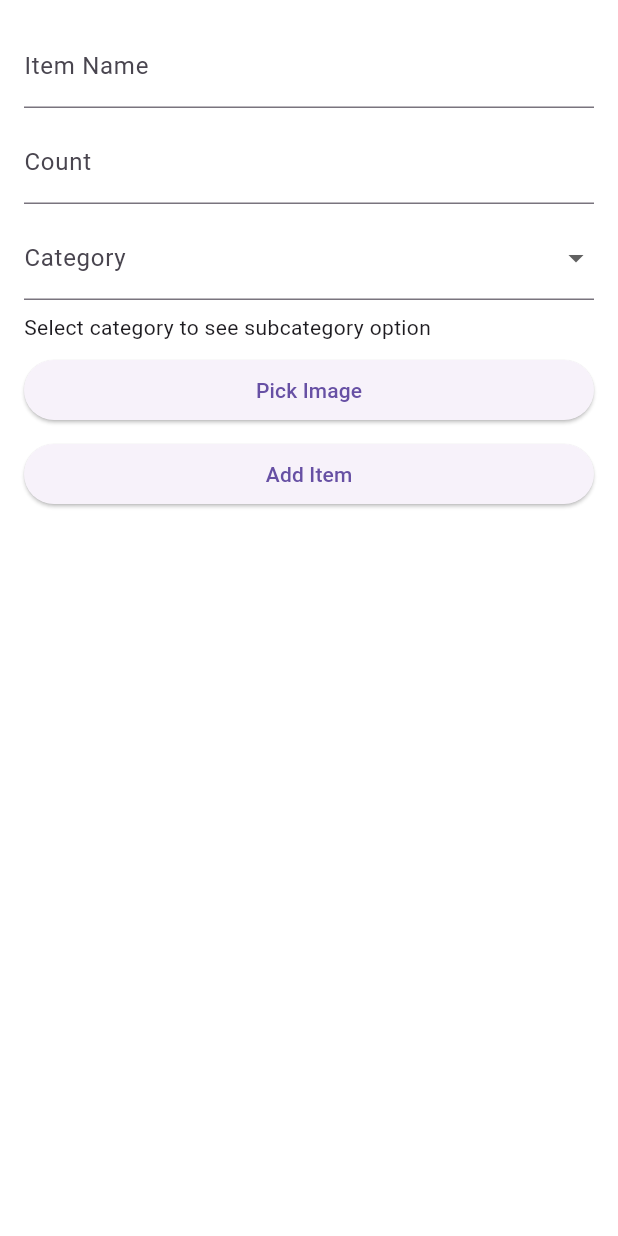
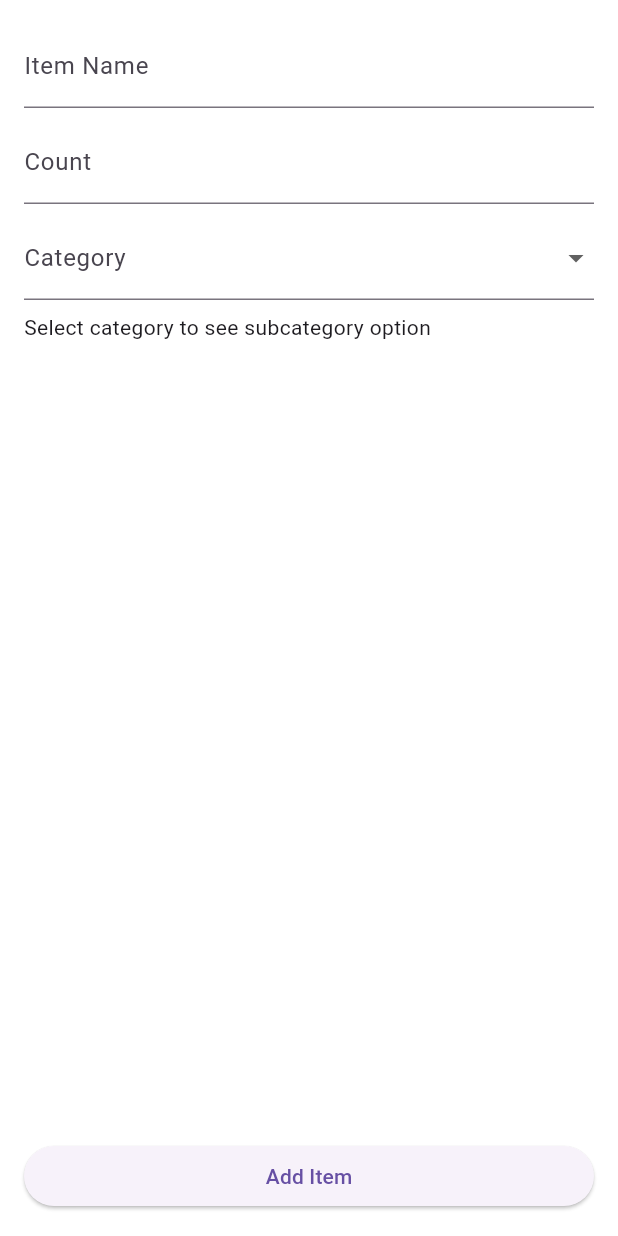
Before and after one commit to leejp1998/WIMS, a Flutter app: the AddItemForm widget shown alone on an empty page, opened directly, on a phone screen of 412 x 824 dp. Run offline on Flutter 3.47's test engine with Material 3 defaults, Android fonts, the phone set to English and light mode, and no system bars; our stand-ins replace shared_preferences, sqflite; accounts and stored records are empty.

Commit message:
Minor: Add Item button moved to the bottom of the modal page

```diff
--- a/lib/add_item_form.dart
+++ b/lib/add_item_form.dart
@@ -144,15 +144,16 @@ class _AddItemFormState extends State<AddItemForm> {
               }
             },
           ),
-          const SizedBox(height: 8),
+          const Spacer(),
+          //const SizedBox(height: 8),
           // Image picker section (implement as needed)
-          ElevatedButton(
-            onPressed: () {
-              // Implement image picker logic here
-            },
-            child: const Text('Pick Image'),
-          ),
-          const SizedBox(height: 8),
+          // ElevatedButton(
+          //   onPressed: () {
+          //     // Implement image picker logic here
+          //   },
+          //   child: const Text('Pick Image'),
+          // ),
+          //const SizedBox(height: 8),
           ElevatedButton(
             onPressed: () async {
               // TODO: Add a case where image is added and image_id exists
@@ -172,6 +173,7 @@ class _AddItemFormState extends State<AddItemForm> {
               Navigator.pop(context);
             },
             child: const Text('Add Item'),
+
           ),
         ],
       ),
```
